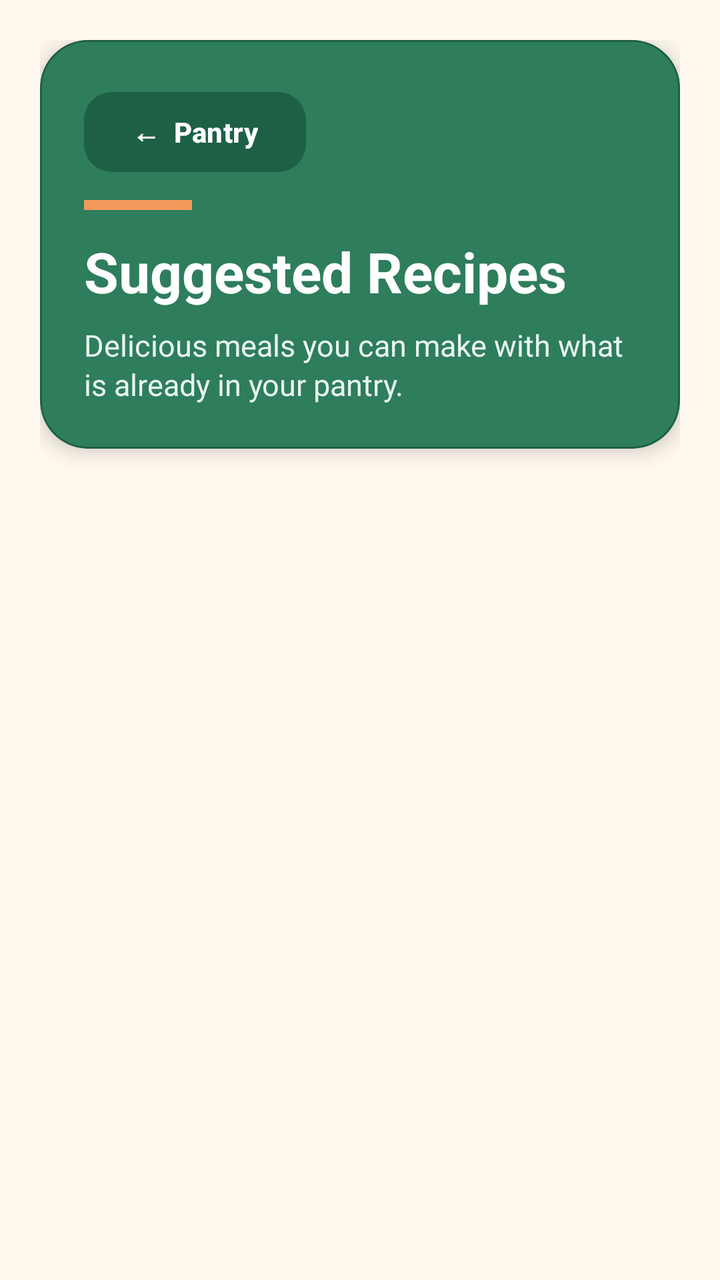
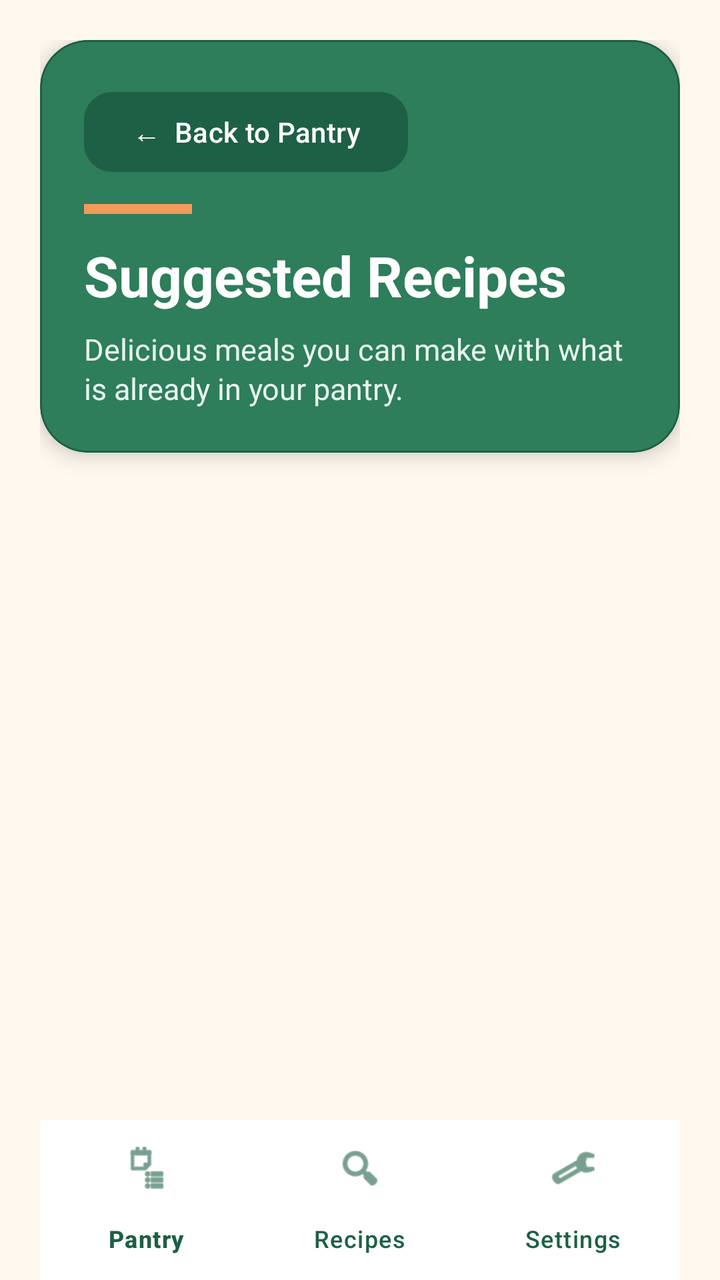

Before-and-after screenshots of an Android layout around one commit, followed by the original layout XML and the change that was made.
<!-- AndroidManifest.xml: application theme Theme.SmartPantryManager -->
<!-- res/layout/activity_suggested_recipes.xml -->
<?xml version="1.0" encoding="utf-8"?>
<LinearLayout
    xmlns:android="http://schemas.android.com/apk/res/android"
    xmlns:app="http://schemas.android.com/apk/res-auto"
    android:id="@+id/main"
    android:layout_width="match_parent"
    android:layout_height="match_parent"
    android:orientation="vertical"
    android:padding="20dp"
    android:background="@color/pantry_background">

    
    <com.google.android.material.card.MaterialCardView
        android:layout_width="match_parent"
        android:layout_height="wrap_content"
        android:layout_marginBottom="20dp"
        app:cardBackgroundColor="@color/pantry_green"
        app:cardCornerRadius="24dp"
        app:cardElevation="6dp"
        app:strokeColor="@color/pantry_green_dark"
        app:strokeWidth="1dp">

        <LinearLayout
            android:layout_width="match_parent"
            android:layout_height="wrap_content"
            android:orientation="vertical"
            android:padding="22dp">

            
            <com.google.android.material.button.MaterialButton
                android:id="@+id/buttonBackToPantry"
                android:layout_width="wrap_content"
                android:layout_height="48dp"
                android:layout_marginBottom="10dp"
                android:text="←  Pantry"
                android:textAllCaps="false"
                android:textColor="@android:color/white"
                android:textSize="14sp"
                android:textStyle="bold"
                app:backgroundTint="@color/pantry_green_dark"
                app:cornerRadius="14dp" />

            
            <View
                android:layout_width="54dp"
                android:layout_height="5dp"
                android:layout_marginBottom="12dp"
                android:background="@color/pantry_orange" />

            <TextView
                android:id="@+id/textSuggestedRecipesTitle"
                android:layout_width="wrap_content"
                android:layout_height="wrap_content"
                android:text="Suggested Recipes"
                android:textColor="@android:color/white"
                android:textSize="28sp"
                android:textStyle="bold" />

            <TextView
                android:id="@+id/textSuggestedRecipesSubtitle"
                android:layout_width="match_parent"
                android:layout_height="wrap_content"
                android:layout_marginTop="8dp"
                android:text="Delicious meals you can make with what is already in your pantry."
                android:textColor="#E8F5EF"
                android:textSize="15sp"
                android:lineSpacingExtra="2dp" />

        </LinearLayout>

    </com.google.android.material.card.MaterialCardView>

    
    <FrameLayout
        android:layout_width="match_parent"
        android:layout_height="0dp"
        android:layout_weight="1">

        
        <androidx.recyclerview.widget.RecyclerView
            android:id="@+id/recyclerSuggestedRecipes"
            android:layout_width="match_parent"
            android:layout_height="match_parent"
            android:clipToPadding="false"
            android:paddingBottom="16dp" />

        
        <com.google.android.material.card.MaterialCardView
            android:id="@+id/cardNoRecipes"
            android:layout_width="match_parent"
            android:layout_height="wrap_content"
            android:layout_gravity="center"
            android:layout_margin="8dp"
            android:visibility="gone"
            app:cardBackgroundColor="@color/pantry_card"
            app:cardCornerRadius="20dp"
            app:cardElevation="3dp"
            app:strokeColor="@color/pantry_orange"
            app:strokeWidth="2dp">

            <LinearLayout
                android:layout_width="match_parent"
                android:layout_height="wrap_content"
                android:gravity="center"
                android:orientation="vertical"
                android:padding="28dp">

                <TextView
                    android:layout_width="wrap_content"
                    android:layout_height="wrap_content"
                    android:text="No recipes yet"
                    android:textColor="@color/pantry_green_dark"
                    android:textSize="21sp"
                    android:textStyle="bold" />

                <TextView
                    android:id="@+id/textNoRecipes"
                    android:layout_width="match_parent"
                    android:layout_height="wrap_content"
                    android:layout_marginTop="10dp"
                    android:gravity="center"
                    android:text="No recipes match your pantry yet. Add more ingredients to discover something delicious."
                    android:textColor="@color/pantry_text_muted"
                    android:textSize="15sp"
                    android:lineSpacingExtra="3dp" />

            </LinearLayout>

        </com.google.android.material.card.MaterialCardView>

    </FrameLayout>

</LinearLayout>
<!-- resources referenced by this layout -->
<resources>
  <color name="pantry_background">#FFF8EE</color>
  <color name="pantry_card">#FFFFFF</color>
  <color name="pantry_green">#2E7D5B</color>
  <color name="pantry_green_dark">#1E6045</color>
  <color name="pantry_orange">#F29A5B</color>
  <color name="pantry_text_muted">#66766F</color>
  <style name="Theme.SmartPantryManager" parent="Base.Theme.SmartPantryManager" />
  <style name="Base.Theme.SmartPantryManager" parent="Theme.Material3.DayNight.NoActionBar">
          
          
      </style>
</resources>

<!-- the commit's change to res/layout/activity_suggested_recipes.xml (unified diff, before → after) -->
@@ -6,7 +6,9 @@
     android:layout_width="match_parent"
     android:layout_height="match_parent"
     android:orientation="vertical"
-    android:padding="20dp"
+    android:paddingStart="20dp"
+    android:paddingTop="20dp"
+    android:paddingEnd="20dp"
     android:background="@color/pantry_background">
 
     
@@ -26,17 +28,14 @@
             android:orientation="vertical"
             android:padding="22dp">
 
-            
             <com.google.android.material.button.MaterialButton
                 android:id="@+id/buttonBackToPantry"
                 android:layout_width="wrap_content"
-                android:layout_height="48dp"
-                android:layout_marginBottom="10dp"
-                android:text="←  Pantry"
+                android:layout_height="wrap_content"
+                android:layout_marginBottom="12dp"
+                android:text="←  Back to Pantry"
                 android:textAllCaps="false"
                 android:textColor="@android:color/white"
-                android:textSize="14sp"
-                android:textStyle="bold"
                 app:backgroundTint="@color/pantry_green_dark"
                 app:cornerRadius="14dp" />
 
@@ -76,7 +75,6 @@
         android:layout_height="0dp"
         android:layout_weight="1">
 
-        
         <androidx.recyclerview.widget.RecyclerView
             android:id="@+id/recyclerSuggestedRecipes"
             android:layout_width="match_parent"
@@ -84,7 +82,6 @@
             android:clipToPadding="false"
             android:paddingBottom="16dp" />
 
-        
         <com.google.android.material.card.MaterialCardView
             android:id="@+id/cardNoRecipes"
             android:layout_width="match_parent"
@@ -130,4 +127,16 @@
 
     </FrameLayout>
 
+    
+    <com.google.android.material.bottomnavigation.BottomNavigationView
+        android:id="@+id/bottomNavigation"
+        android:layout_width="match_parent"
+        android:layout_height="wrap_content"
+        android:background="@android:color/white"
+        android:elevation="12dp"
+        app:itemIconTint="@color/pantry_green_dark"
+        app:itemTextColor="@color/pantry_green_dark"
+        app:labelVisibilityMode="labeled"
+        app:menu="@menu/bottom_navigation_menu" />
+
 </LinearLayout>
